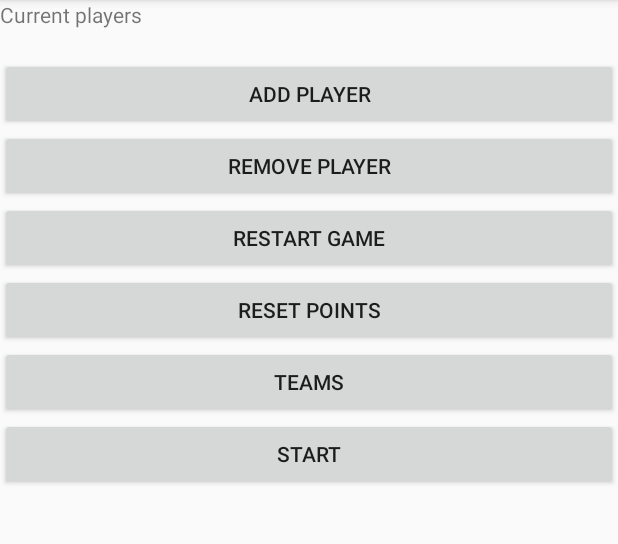
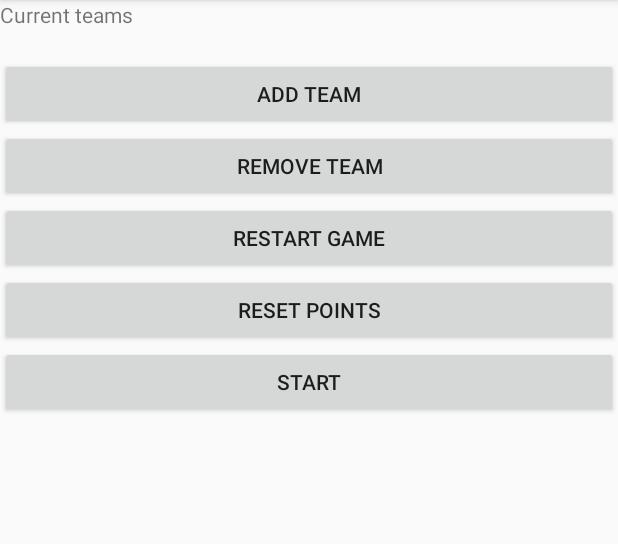
Before and after one commit to xholecko/pv239_game_trio, an Android app: the screen it shows after launch (MainActivity), on a phone screen of 412 x 824 dp, the part 84-628 px from its top. Run offline under Robolectric (Android 15) with nearby library versions, the phone set to English and light mode, and no system bars; our stand-ins replace Room's generated code.

Commit message:
Player changed to team in the entire project

```diff
--- a/PV239_game_trio/app/src/main/java/com/example/pv239_game_trio/backend/AppDB.kt
+++ b/PV239_game_trio/app/src/main/java/com/example/pv239_game_trio/backend/AppDB.kt
@@ -4,15 +4,15 @@ import android.content.Context
 import androidx.room.Database
 import androidx.room.Room
 import androidx.room.RoomDatabase
-import com.example.pv239_game_trio.backend.dao.PlayerDAO
+import com.example.pv239_game_trio.backend.dao.TeamDAO
 import com.example.pv239_game_trio.backend.dao.TikBumDAO
-import com.example.pv239_game_trio.backend.entities.PlayerEntity
+import com.example.pv239_game_trio.backend.entities.TeamEntity
 import com.example.pv239_game_trio.backend.entities.TikBumEntity
 
-@Database (entities = [PlayerEntity::class,TikBumEntity::class],version = 2)
+@Database (entities = [TeamEntity::class,TikBumEntity::class],version = 2)
 abstract class AppDB : RoomDatabase() {
 
-    abstract fun playerDAO() : PlayerDAO
+    abstract fun playerDAO() : TeamDAO
     abstract fun tikBumDAO() : TikBumDAO
 
     companion object {
--- a/PV239_game_trio/app/src/main/java/com/example/pv239_game_trio/backend/dao/PlayerDAO.kt
+++ /dev/null
@@ -1,100 +0,0 @@
-package com.example.pv239_game_trio.backend.dao
-
-import android.util.Log
-import androidx.annotation.Nullable
-import androidx.room.*
-import com.example.pv239_game_trio.backend.entities.PlayerEntity
-
-@Dao
-interface PlayerDAO {
-    /**
-     * Create new player in database.
-     * @param player to be created.
-     */
-    @Insert(onConflict = OnConflictStrategy.REPLACE)
-    fun create(player: PlayerEntity)
-
-
-    /**
-     * Update a player in database.
-     * @param player to be updated.
-     */
-    @Update
-    fun update(player: PlayerEntity)
-
-
-    /**
-     * Delete player in database.
-     * @param player to be deleted.
-     */
-    @Delete
-    fun delete(player: PlayerEntity)
-
-
-    /**
-     * @return list of all players from database.
-     */
-    @Query("select * from PlayerEntity")
-    fun showAllPlayers() : List<PlayerEntity>
-
-
-    /**
-     * Delete all players from database
-     */
-    @Query("delete from PlayerEntity")
-    fun deleteAllPlayers()
-
-
-    /**
-     * @return player from DB with specific ID.
-     * @param playerId Id of selected player
-     */
-    @Query("select * from PlayerEntity where id = :playerId")
-    fun findPlayerById(playerId : Int) : PlayerEntity
-
-
-    /**
-     * @return player from DB with specific name.
-     * @param name of selected player
-     */
-    @Query("select * from PlayerEntity where name = :name")
-    fun findPlayerByName(name : String) : PlayerEntity
-
-
-    /**
-     * @return number of points selected player has
-     * @param playerId id of selected player
-     */
-    @Query("select points from PlayerEntity where id = :playerId")
-    fun getPointsById(playerId: Int) : Int
-
-
-    /**
-     * Adds / Remove selected number of points from selected player number of points
-     * @param playerId id of selected player
-     */
-    @Query("update PlayerEntity set points = points + :newPoints where id = :playerId")
-    fun addPointsById(playerId: Int, newPoints : Int)
-
-    /**
-     * Adds / Remove selected number of points from selected player number of points
-     * @param playerId id of selected player
-     */
-    @Query("update PlayerEntity set points = points + :newPoints where team = :team")
-    fun addPointsByTeam(team: Int, newPoints : Int)
-
-
-    /**
-     * Sets all players to have 0 points
-     */
-    @Query("update PlayerEntity set points = 0 where points != 0")
-    fun resetPointAllPlayers()
-
-    /**
-     * Adds selected number of points to all players but one
-     * @param playerId id of selected player who will not get the points
-     */
-    @Query("update PlayerEntity set points = points + :newPoints where id != :playerId")
-    fun addPointsToAllButOneById(playerId: Int, newPoints : Int)
-
-}
--- /dev/null
+++ b/PV239_game_trio/app/src/main/java/com/example/pv239_game_trio/backend/dao/TeamDAO.kt
@@ -0,0 +1,91 @@
+package com.example.pv239_game_trio.backend.dao
+
+import androidx.room.*
+import com.example.pv239_game_trio.backend.entities.TeamEntity
+
+@Dao
+interface TeamDAO {
+    /**
+     * Create new team in database.
+     * @param team to be created.
+     */
+    @Insert(onConflict = OnConflictStrategy.REPLACE)
+    fun create(team: TeamEntity)
+
+
+    /**
+     * Update a team in database.
+     * @param team to be updated.
+     */
+    @Update
+    fun update(team: TeamEntity)
+
+
+    /**
+     * Delete team in database.
+     * @param team to be deleted.
+     */
+    @Delete
+    fun delete(team: TeamEntity)
+
+
+    /**
+     * @return list of all teams from database.
+     */
+    @Query("select * from TeamEntity")
+    fun showAllTeams() : List<TeamEntity>
+
+
+    /**
+     * Delete all teams from database
+     */
+    @Query("delete from TeamEntity")
+    fun deleteAllTeams()
+
+
+    /**
+     * @return team from DB with specific ID.
+     * @param teamId Id of selected team
+     */
+    @Query("select * from TeamEntity where id = :teamId")
+    fun findTeamById(teamId : Int) : TeamEntity
+
+
+    /**
+     * @return team from DB with specific name.
+     * @param name of selected team
+     */
+    @Query("select * from TeamEntity where name = :name")
+    fun findTeamByName(name : String) : TeamEntity
+
+
+    /**
+     * @return number of points selected team has
+     * @param teamId id of selected team
+     */
+    @Query("select points from TeamEntity where id = :teamId")
+    fun getPointsById(teamId: Int) : Int
+
+
+    /**
+     * Adds / Remove selected number of points from selected team number of points
+     * @param teamId id of selected team
+     */
+    @Query("update TeamEntity set points = points + :newPoints where id = :teamId")
+    fun addPointsById(teamId: Int, newPoints : Int)
+
+
+    /**
+     * Sets all teams to have 0 points
+     */
+    @Query("update TeamEntity set points = 0 where points != 0")
+    fun resetPointAllTeams()
+
+    /**
+     * Adds selected number of points to all teams but one
+     * @param teamId id of selected team who will not get the points
+     */
+    @Query("update TeamEntity set points = points + :newPoints where id != :teamId")
+    fun addPointsToAllButOneById(teamId: Int, newPoints : Int)
+
+}
--- a/PV239_game_trio/app/src/main/java/com/example/pv239_game_trio/backend/dto/PlayerDTO.kt
+++ b/PV239_game_trio/app/src/main/java/com/example/pv239_game_trio/backend/dto/TeamDTO.kt
@@ -1,18 +1,17 @@
 package com.example.pv239_game_trio.backend.dto
 
-class PlayerDTO{
+class TeamDTO{
     var id: Int = 0
 
     var name : String = ""
 
     var points : Int = 0
 
-    var team : Int = 0
     override fun equals(other: Any?): Boolean {
         if (this === other) return true
         if (javaClass != other?.javaClass) return false
 
-        other as PlayerDTO
+        other as TeamDTO
 
         if (id != other.id) return false
         if (name != other.name) return false
@@ -27,8 +26,7 @@ class PlayerDTO{
     }
 
     override fun toString(): String {
-        return "Name='$name', points=$points, team=$team)"
+        return "Name='$name', points=$points)"
     }
 
-
 }
--- a/PV239_game_trio/app/src/main/java/com/example/pv239_game_trio/backend/entities/PlayerEntity.kt
+++ b/PV239_game_trio/app/src/main/java/com/example/pv239_game_trio/backend/entities/TeamEntity.kt
@@ -4,13 +4,12 @@ import androidx.room.Entity
 import androidx.room.PrimaryKey
 
 @Entity
-data class PlayerEntity (
+data class TeamEntity (
     @PrimaryKey(autoGenerate = true)
     var id: Int = 0,
 
     var name : String = "",
 
-    var points : Int = 0,
+    var points : Int = 0
 
-    var team : Int = 0
 )
--- a/PV239_game_trio/app/src/main/java/com/example/pv239_game_trio/frontend/games/tikBum/TikBumActivity.kt
+++ b/PV239_game_trio/app/src/main/java/com/example/pv239_game_trio/frontend/games/tikBum/TikBumActivity.kt
@@ -11,7 +11,7 @@ import android.widget.TextView
 import androidx.room.Room
 import com.example.pv239_game_trio.R
 import com.example.pv239_game_trio.backend.AppDB
-import com.example.pv239_game_trio.backend.entities.PlayerEntity
+import com.example.pv239_game_trio.backend.entities.TeamEntity
 import com.example.pv239_game_trio.backend.entities.TikBumEntity
 
 class TikBumActivity : AppCompatActivity() {
@@ -157,31 +157,27 @@ class TikBumActivity : AppCompatActivity() {
 
     private fun createPlayers(db: AppDB){
         Thread {
-            var player1 = PlayerEntity()
+            var player1 = TeamEntity()
             player1.id = 0
             player1.name = "Peter"
-            player1.team = 1
             player1.points = 0
 
 
-            var player2 = PlayerEntity()
+            var player2 = TeamEntity()
             player2.id = 1
             player2.name = "Marcel"
-            player2.team = 1
             player2.points = 0
 
 
-            var player3 = PlayerEntity()
+            var player3 = TeamEntity()
             player3.id = 2
             player3.name = "Jitka"
-            player3.team = 0
             player3.points = 0
 
 
-            var player4 = PlayerEntity()
+            var player4 = TeamEntity()
             player4.id = 3
             player4.name = "Sara"
-            player4.team = 0
             player4.points = 0
 
 
--- a/PV239_game_trio/app/src/main/java/com/example/pv239_game_trio/frontend/main/start/AddPlayerFragment.kt
+++ b/PV239_game_trio/app/src/main/java/com/example/pv239_game_trio/frontend/main/start/AddTeamFragment.kt
@@ -7,27 +7,24 @@ import android.view.View
 import android.view.ViewGroup
 import android.widget.Button
 import android.widget.TextView
-import android.widget.Toast
 import androidx.fragment.app.Fragment
 import androidx.recyclerview.widget.RecyclerView
-import androidx.room.Database
 import androidx.room.Room
 import com.example.pv239_game_trio.R
 import com.example.pv239_game_trio.backend.AppDB
-import com.example.pv239_game_trio.backend.entities.PlayerEntity
 import com.google.android.material.textfield.TextInputLayout
 
-class AddPlayerFragment : Fragment() {
+class AddTeamFragment : Fragment() {
 
 
 
-    private val TAG = "GameTrioAddPlayerFrag"
+    private val TAG = "GameTrioAddTeamFrag"
 
-    private lateinit var  addPlayerButton: Button
-    private lateinit var  removePlayersButton: Button
+    private lateinit var  addTeamButton: Button
+    private lateinit var  removeTeamsButton: Button
 
 
-    private lateinit var  players: TextView
+    private lateinit var  teams: TextView
 
     lateinit var mRecyclerView: RecyclerView
 
@@ -42,10 +39,10 @@ class AddPlayerFragment : Fragment() {
         Log.d(TAG,"onCreateView() ")
 
         textInputWord = view.findViewById(R.id.input)
-        players = view.findViewById(R.id.textView_players)
+        teams = view.findViewById(R.id.textView_players)
 
-        addPlayerButton = view.findViewById(R.id.button_add_player)
-        removePlayersButton = view.findViewById(R.id.button_remove_all)
+        addTeamButton = view.findViewById(R.id.button_add_player)
+        removeTeamsButton = view.findViewById(R.id.button_remove_all)
 
         mRecyclerView = view.findViewById(R.id.recycler_view)
 
@@ -73,7 +70,7 @@ class AddPlayerFragment : Fragment() {
 //                    }
 //
 //                    if (dbValidation == "ok"){
-//                        var player = PlayerEntity()
+//                        var player = TeamEntity()
 //                        player.id = db.playerDAO().showAllPlayers().size
 //                        player.name = name
 //                        player.points = 0
--- a/PV239_game_trio/app/src/main/java/com/example/pv239_game_trio/frontend/main/start/MainActivity.kt
+++ b/PV239_game_trio/app/src/main/java/com/example/pv239_game_trio/frontend/main/start/MainActivity.kt
@@ -3,8 +3,6 @@ package com.example.pv239_game_trio.frontend.main.start
 import androidx.appcompat.app.AppCompatActivity
 import android.os.Bundle
 import android.util.Log
-import androidx.fragment.app.Fragment
-import androidx.fragment.app.FragmentTransaction
 import androidx.viewpager.widget.ViewPager
 import com.example.pv239_game_trio.R
 
@@ -34,8 +32,8 @@ class MainActivity : AppCompatActivity() {
 
         val adapter = SectionStatePagerAdapter(supportFragmentManager)
         adapter.addFragment(MainFragment(),"MainFragment")
-        adapter.addFragment(AddPlayerFragment(),"AddPlayerFragment")
-        adapter.addFragment(RemovePlayerFragment(),"RemovePlayerFragment")
+        adapter.addFragment(AddTeamFragment(),"AddTeamFragment")
+        adapter.addFragment(RemoveTeamFragment(),"RemoveTeamFragment")
 
         viewPager.adapter = adapter
     }
--- a/PV239_game_trio/app/src/main/java/com/example/pv239_game_trio/frontend/main/start/MainFragment.kt
+++ b/PV239_game_trio/app/src/main/java/com/example/pv239_game_trio/frontend/main/start/MainFragment.kt
@@ -1,7 +1,6 @@
 package com.example.pv239_game_trio.frontend.main.start
 
 import android.app.AlertDialog
-import android.content.DialogInterface
 import android.content.Intent
 import android.os.Bundle
 import android.util.Log
@@ -11,12 +10,11 @@ import android.view.ViewGroup
 import android.widget.Button
 import android.widget.TextView
 import androidx.fragment.app.Fragment
-import androidx.recyclerview.widget.RecyclerView
 import androidx.room.Room
 import com.example.pv239_game_trio.R
 import com.example.pv239_game_trio.backend.AppDB
-import com.example.pv239_game_trio.backend.dto.PlayerDTO
-import com.example.pv239_game_trio.backend.entities.PlayerEntity
+import com.example.pv239_game_trio.backend.dto.TeamDTO
+import com.example.pv239_game_trio.backend.entities.TeamEntity
 import com.example.pv239_game_trio.frontend.main.ChooseGameActivity
 
 
@@ -26,14 +24,12 @@ class MainFragment : Fragment() {
 
     private lateinit var  startActivityButton: Button
     private lateinit var  addPlayerButton: Button
-    private lateinit var  removePlayerButton: Button
+    private lateinit var  removeTeamButton: Button
     private lateinit var  restartGameButton: Button
     private lateinit var  resetPointsButton: Button
-    private lateinit var  teamsButton: Button
-
 
     private lateinit var  infoText: TextView
-    private lateinit var  players: TextView
+    private lateinit var  teams: TextView
 
 
     override fun onCreateView(inflater: LayoutInflater, container: ViewGroup?, savedInstanceState: Bundle?): View? {
@@ -43,19 +39,18 @@ class MainFragment : Fragment() {
 
         startActivityButton = view.findViewById(R.id.button_start)
         addPlayerButton = view.findViewById(R.id.button_add)
-        removePlayerButton = view.findViewById(R.id.button_remove_player)
+        removeTeamButton = view.findViewById(R.id.button_remove_player)
         restartGameButton = view.findViewById(R.id.button_restart_game)
         resetPointsButton = view.findViewById(R.id.button_reset_points)
-        teamsButton = view.findViewById(R.id.button_teams)
 
 
 
         infoText = view.findViewById(R.id.textView_info)
-        players = view.findViewById(R.id.textView_players)
+        teams = view.findViewById(R.id.textView_players)
 
 
 
-        players.setText(showPlayers(db))
+        teams.setText(showPlayers(db))
 
         startActivityButton.setOnClickListener(View.OnClickListener {
             Log.d(TAG,"button START was pressed")
@@ -64,8 +59,8 @@ class MainFragment : Fragment() {
 
         //TODO
         addPlayerButton.setOnClickListener(View.OnClickListener {
-            Log.d(TAG,"button ADD PLAYER was pressed")
-            val fragment = AddPlayerFragment()
+            Log.d(TAG,"button ADD TEAM was pressed")
+            val fragment = AddTeamFragment()
             replaceFragment(fragment)
             //val activity = MainActivity()
 
@@ -73,17 +68,13 @@ class MainFragment : Fragment() {
         })
 
         //TODO
-        removePlayerButton.setOnClickListener(View.OnClickListener {
-            Log.d(TAG,"button RemovePlayer was pressed")
+        removeTeamButton.setOnClickListener(View.OnClickListener {
+            Log.d(TAG,"button RemoveTeams was pressed")
 
         })
 
 
-        //TODO
-        teamsButton.setOnClickListener(View.OnClickListener {
-            Log.d(TAG,"button TEAMS was pressed")
 
-        })
 
         resetPointsButton.setOnClickListener(View.OnClickListener {
             Log.d(TAG,"button RESET POINTS was pressed")
@@ -92,12 +83,12 @@ class MainFragment : Fragment() {
             builder.setMessage("Are you sure you want to reset all points?")
             builder.setPositiveButton("Yes"){dialog, which ->
                     Thread{
-                        db.playerDAO().resetPointAllPlayers()
-                        Log.d(TAG,"resetPointAllPlayers() DONE")
+                        db.playerDAO().resetPointAllTeams()
+                        Log.d(TAG,"resetPointAllTeams() DONE")
                     }.start()
                 }
             builder.setNegativeButton("No"){dialog, which ->
-                Log.d(TAG,"resetPointAllPlayers() canceled by user")
+                Log.d(TAG,"resetPointAllTeams() canceled by user")
 
             }
             builder.show()
@@ -115,12 +106,12 @@ class MainFragment : Fragment() {
             builder.setMessage("Are you sure you want to restart game?")
             builder.setPositiveButton("Yes"){dialog, which ->
                 Thread{
-                    db.playerDAO().deleteAllPlayers()
-                    Log.d(TAG,"deleteAllPlayers() DONE")
+                    db.playerDAO().deleteAllTeams()
+                    Log.d(TAG,"deleteAllTeams() DONE")
                 }.start()
             }
             builder.setNegativeButton("No"){dialog, which ->
-                Log.d(TAG,"deleteAllPlayers() canceled by user")
+                Log.d(TAG,"deleteAllTeams() canceled by user")
 
             }
             builder.show()
@@ -146,13 +137,12 @@ class MainFragment : Fragment() {
         var actualPlayers = ""
 
         Thread{
-            var playersInDB = db.playerDAO().showAllPlayers()
+            var playersInDB = db.playerDAO().showAllTeams()
 
             for (playerDb in playersInDB){
-                var playerDTO = PlayerDTO()
+                var playerDTO = TeamDTO()
                 playerDTO.name = playerDb.name
                 playerDTO.points = playerDb.points
-                playerDTO.team = playerDb.team
                 actualPlayers = actualPlayers + playerDTO.toString() + "/n"
             }
         }.start()
@@ -163,31 +153,27 @@ class MainFragment : Fragment() {
 
     private fun createPlayers(db: AppDB){
         Thread {
-            var player1 = PlayerEntity()
+            var player1 = TeamEntity()
             player1.id = 0
             player1.name = "Peter"
-            player1.team = 1
             player1.points = 0
 
 
-            var player2 = PlayerEntity()
+            var player2 = TeamEntity()
             player2.id = 1
             player2.name = "Marcel"
-            player2.team = 1
             player2.points = 0
 
 
-            var player3 = PlayerEntity()
+            var player3 = TeamEntity()
             player3.id = 2
             player3.name = "Jitka"
-            player3.team = 0
             player3.points = 0
 
 
-            var player4 = PlayerEntity()
+            var player4 = TeamEntity()
             player4.id = 3
             player4.name = "Sara"
-            player4.team = 0
             player4.points = 0
 
 
@@ -197,7 +183,7 @@ class MainFragment : Fragment() {
             db.playerDAO().create(player3)
             db.playerDAO().create(player4)
 
-            Log.d(TAG,"4 players created")
+            Log.d(TAG,"4 teams created")
 
         }.start()
     }
--- a/PV239_game_trio/app/src/main/java/com/example/pv239_game_trio/frontend/main/start/RemovePlayerFragment.kt
+++ b/PV239_game_trio/app/src/main/java/com/example/pv239_game_trio/frontend/main/start/RemoveTeamFragment.kt
@@ -10,7 +10,7 @@ import androidx.room.Room
 import com.example.pv239_game_trio.R
 import com.example.pv239_game_trio.backend.AppDB
 
-class RemovePlayerFragment : Fragment(){
+class RemoveTeamFragment : Fragment(){
 
 
     private lateinit var  infoText: TextView
--- a/PV239_game_trio/app/src/main/res/layout/activity_main_fragment.xml
+++ b/PV239_game_trio/app/src/main/res/layout/activity_main_fragment.xml
@@ -30,10 +30,6 @@
                 android:layout_width="match_parent"
                 android:layout_height="wrap_content" android:id="@+id/button_reset_points"/>
         <Button
-                android:text="@string/teams"
-                android:layout_width="match_parent"
-                android:layout_height="wrap_content" android:id="@+id/button_teams"/>
-        <Button
                 android:text="@string/start"
                 android:layout_width="match_parent"
                 android:layout_height="wrap_content" android:id="@+id/button_start"/>
--- a/PV239_game_trio/app/src/main/res/values/strings.xml
+++ b/PV239_game_trio/app/src/main/res/values/strings.xml
@@ -9,15 +9,15 @@
     <string name="play">Play</string>
     <string name="select_number_of_players">Select number of players</string>
 
-    <string name="add">Add player</string>
-    <string name="info_add_activity">Current players</string>
-    <string name="players">Players</string>
+    <string name="add">Add team</string>
+    <string name="info_add_activity">Current teams</string>
+    <string name="players">Teams</string>
     <string name="start">Start</string>
     <string name="restart">Restart Game</string>
-    <string name="remove">Remove player</string>
+    <string name="remove">Remove team</string>
     <string name="score">Score</string>
     <string name="name">Name</string>
-    <string name="hint">Name or nick</string>
+    <string name="hint">Name of the team</string>
 
     <string name="teams">Teams</string>
 
```
Also changed, not shown: 2 other files.
